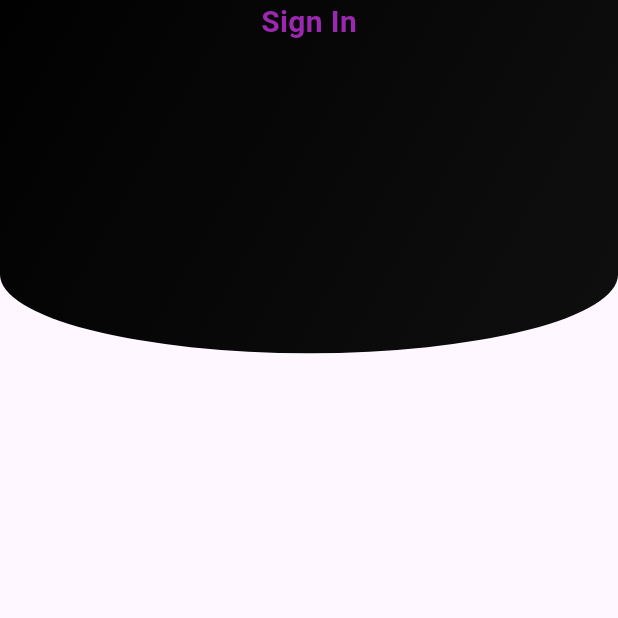
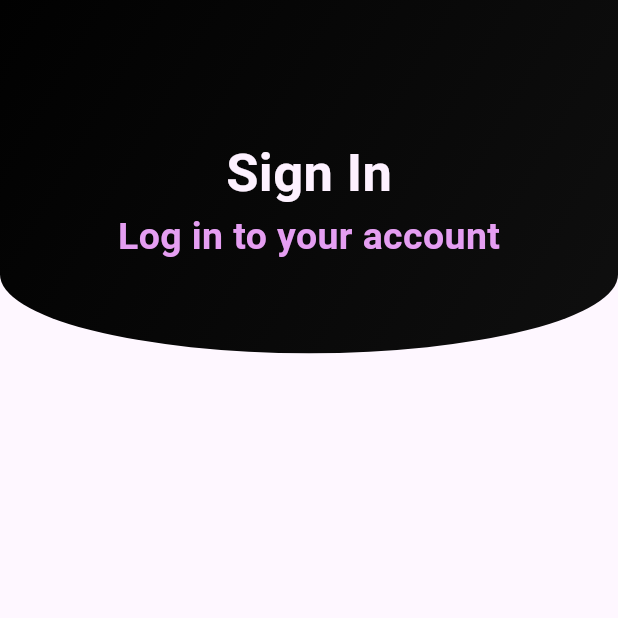
Before and after one commit to Adithyansyam/flutter-chat-app, a Flutter app: the screen it shows after launch, on a phone screen of 412 x 824 dp, the top half of it. Run offline on Flutter 3.47's test engine with Material 3 defaults, Android fonts, the phone set to English and light mode, and no system bars.

Commit message:
added sign in and login texts

```diff
--- a/lib/signin.dart
+++ b/lib/signin.dart
@@ -25,10 +25,19 @@ class _SigninState extends State<Signin> {
           ),
         )
 ,
-        Column(
-          children: [
-            Center(child:   Text("Sign In", style: TextStyle(color: Colors.purple,fontSize: 20.0,fontWeight: FontWeight.bold )  ,)  ,)
-          ],
+                Padding(
+          padding: const EdgeInsets.only(top: 90.0),
+          child: Column(
+            children: [
+              Center(child: Text("Sign In", style: TextStyle
+              (color: const Color.fromARGB(255, 253, 241, 255),
+              fontSize: 35.0,fontWeight: FontWeight.bold))),
+
+               Center(child:
+                Text("Log in to your account", style: TextStyle(color: const Color.fromARGB(255, 229, 158, 242),
+                fontSize: 25.0,fontWeight: FontWeight.bold))),
+            ],
+          ),
         )
       ],),),
     );
```
